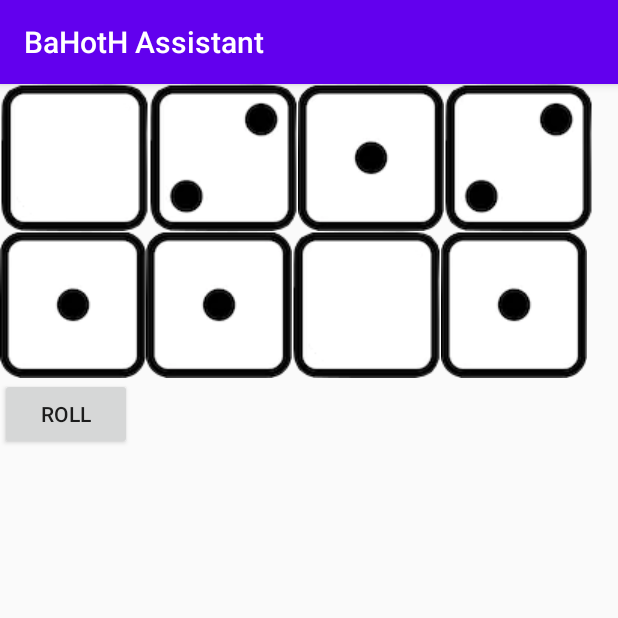
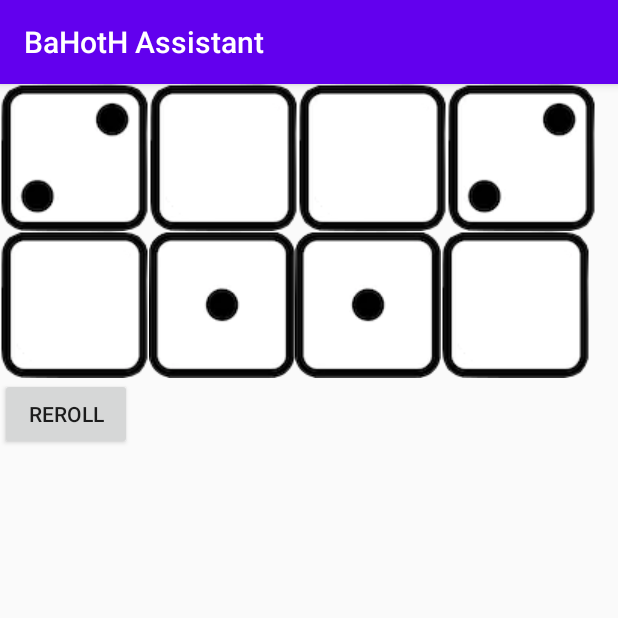
Before and after one commit to jhanson1384/bahoth-assistant-android, an Android app: the fragment NDiceRollFragment shown on its own in the app's theme, after a tap on "ROLL", on a phone screen of 412 x 824 dp, the top half of it. Run offline under Robolectric (Android 15) with nearby library versions, the phone set to English and light mode, and no system bars; our stand-ins replace FlexboxLayout.

Commit message:
roll_btn text changes from "Roll" to "Reroll" after first roll

```diff
--- a/app/src/main/java/com/jhanson1384/bahothassistant/DiceRollFragment.java
+++ b/app/src/main/java/com/jhanson1384/bahothassistant/DiceRollFragment.java
@@ -68,5 +68,9 @@ public class DiceRollFragment extends Fragment {
             die_img.setImageResource(getDiceImgID(diceManager.getDieVal(i)));
             dice_board.addView(die_img);
         }
+
+        //Change button text from "Roll" to "Reroll"
+        Button roll_btn = (Button) getActivity().findViewById(R.id.roll_btn);
+        roll_btn.setText("Reroll");
     }
 }
```
